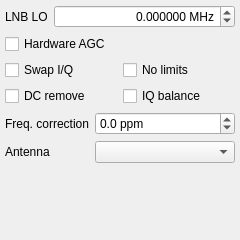
gqrx-sdr/gqrx, file src/qtgui/dockinputctl.ui: the form before one commit.
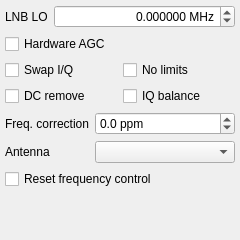
The form after the commit. Icons and pictures are not drawn.

Commit message:
Add checkbox to select freqCtrl reset behavior
* Button is added to input-control widget
* Reset enabled by default

Diff of the .ui file:
```diff
--- a/src/qtgui/dockinputctl.ui
+++ b/src/qtgui/dockinputctl.ui
@@ -214,6 +214,16 @@
       </item>
      </layout>
     </item>
+    <item>
+     <widget class="QCheckBox" name="freqCtrlResetButton">
+      <property name="toolTip">
+       <string>Reset lower digits of main frequency control widget</string>
+      </property>
+      <property name="text">
+       <string>Reset frequency control</string>
+      </property>
+     </widget>
+    </item>
     <item>
      <spacer name="verticalSpacer">
       <property name="orientation">
```
The commit also changes 4 other files.
